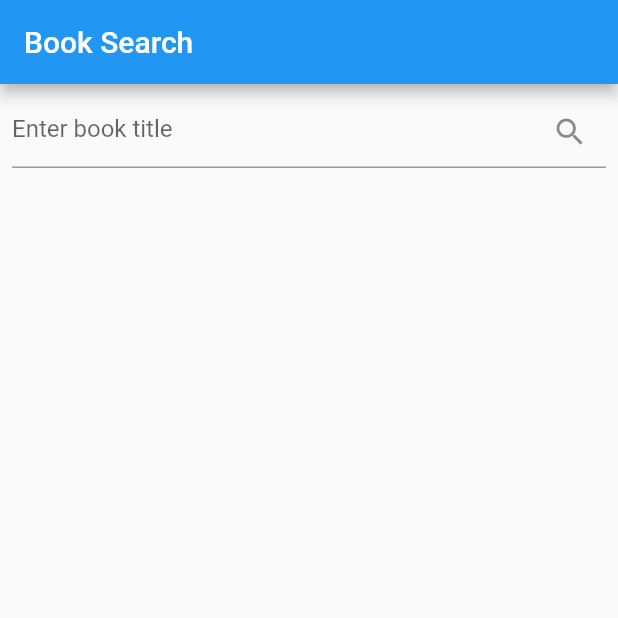
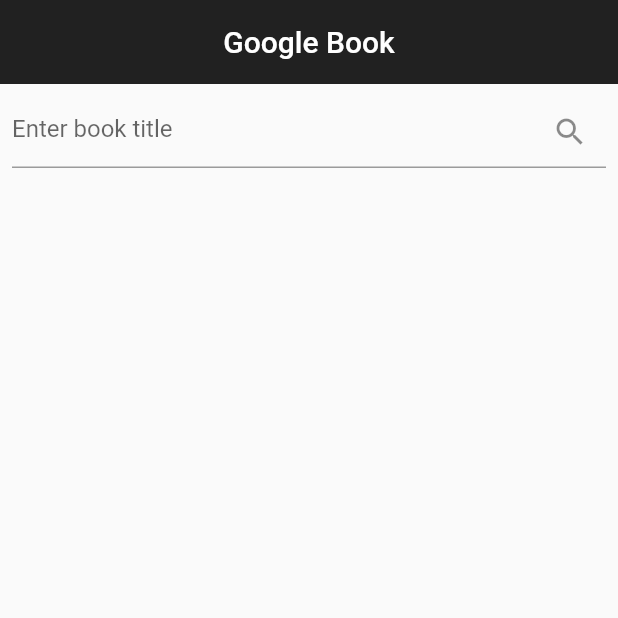
Before and after one commit to MattRiel/bookStore, a Flutter app: the screen it shows after launch, on a phone screen of 412 x 824 dp, the top half of it. Run offline on Flutter 3.47's test engine with Material 2 defaults, Android fonts, the phone set to English and light mode, and no system bars.

```diff
--- a/lib/homescreen.dart
+++ b/lib/homescreen.dart
@@ -21,7 +21,10 @@ class _HomeScreenState extends State<HomeScreen> {
   Widget build(BuildContext context) {
     return Scaffold(
       appBar: AppBar(
-        title: Text('Book Search'),
+        title: Text('Google Book'),
+        elevation: 0,
+        centerTitle: true,
+        backgroundColor: Colors.grey[900],
       ),
       body: Column(
         children: [
@@ -44,6 +47,8 @@ class _HomeScreenState extends State<HomeScreen> {
                         });
                       } catch (e) {
                         print('Error fetching books: $e');
+                        ScaffoldMessenger.of(context).showSnackBar(SnackBar(content: Text("Gagal memuat buku"),
+                        duration: Duration(seconds: 2),));
                       }
                     }
                   },
```
